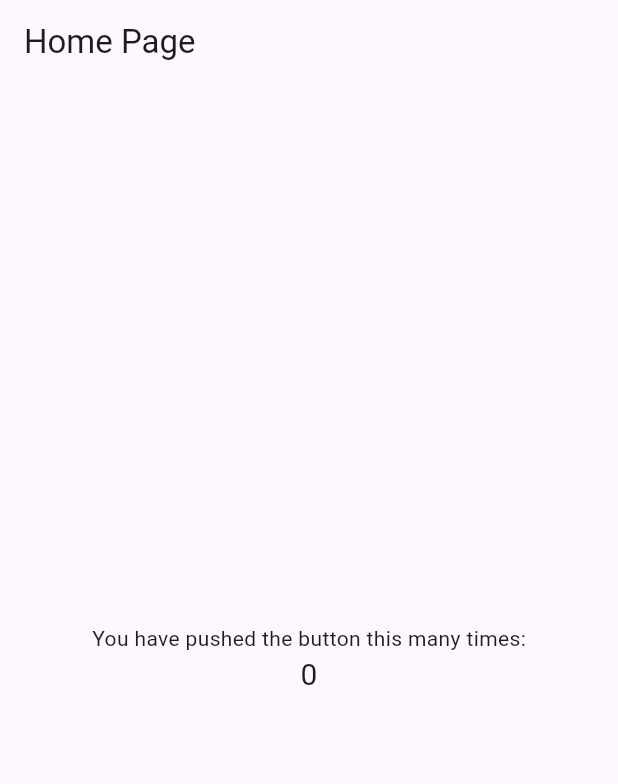
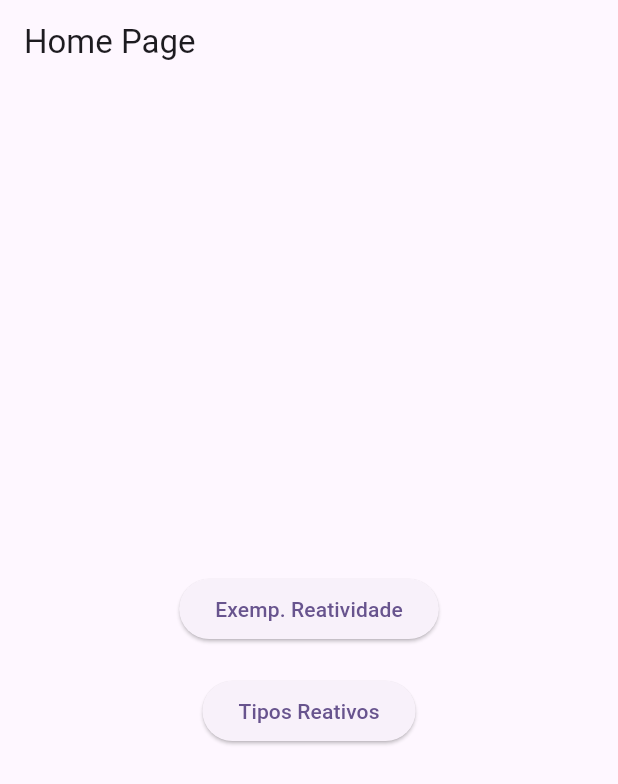
Before and after one commit to gilvancosta/GetX-State-Mananger, a Flutter app: the screen it shows after launch, on a phone screen of 412 x 824 dp. Shown: the top 784 px of the screen. Run offline on Flutter 3.47's test engine with Material 2 defaults, Android fonts, the phone set to English and light mode, and no system bars; our stand-ins replace get; missing offline and left inert: dart:ffi.

Commit message:
usando obs e Obx

```diff
--- a/lib/app/app.dart
+++ b/lib/app/app.dart
@@ -2,6 +2,8 @@ import 'package:flutter/material.dart';
 import 'package:get/get.dart';
 
 import 'ui/pages/home/home_page.dart';
+import 'ui/pages/reatividade/reatividade_page.dart';
+import 'ui/pages/tipos/tipos_reativos_page.dart';
 
 class MyApp extends StatelessWidget {
   const MyApp({super.key});
@@ -15,7 +17,22 @@ class MyApp extends StatelessWidget {
         colorScheme: ColorScheme.fromSeed(seedColor: Colors.deepPurple),
         useMaterial3: true,
       ),
-      home: const HomePage(),
+      getPages: [
+        GetPage(
+          name: '/',
+          page: () => const HomePage(),
+          children: [
+            GetPage(
+              name: '/reatividade',
+              page: () => const ReatividadePage(),
+            ),
+            GetPage(
+              name: '/tipos-reativos',
+              page: () => const TiposReativosPage(),
+            ),
+          ]
+        ),
+      ],
     );
   }
 }
--- a/lib/app/ui/pages/home/home_page.dart
+++ b/lib/app/ui/pages/home/home_page.dart
@@ -1,4 +1,8 @@
 import 'package:flutter/material.dart';
+import 'package:get/get.dart';
+
+import '../reatividade/reatividade_page.dart';
+import '../tipos/tipos_reativos_page.dart';
 
 class HomePage extends StatelessWidget {
   const HomePage({super.key});
@@ -9,17 +13,23 @@ class HomePage extends StatelessWidget {
       appBar: AppBar(
         title: const Text('Home Page'),
       ),
-      body: const Center(
+      body: Center(
         child: Column(
           mainAxisAlignment: MainAxisAlignment.center,
           children: <Widget>[
-            Text(
-              'You have pushed the button this many times:',
-            ),
-            Text(
-              '0',
-              style: TextStyle(fontSize: 20),
-            ),
+            ElevatedButton(
+                onPressed: () {
+                  Get.to(() => const ReatividadePage());
+                },
+                child: const Text('Exemp. Reatividade')),
+                const SizedBox(height: 20),
+            ElevatedButton(
+                onPressed: () {
+                  Get.to(() => const TiposReativosPage());
+                },
+                child: const Text('Tipos Reativos')),
+
+
           ],
         ),
       ),
```
Also changed, not shown: lib/app/ui/pages/reatividade/reatividade_page.dart (added, +41 -0 lines), lib/app/ui/pages/tipos/tipos_reativos_page.dart (added, +57 -0 lines).
